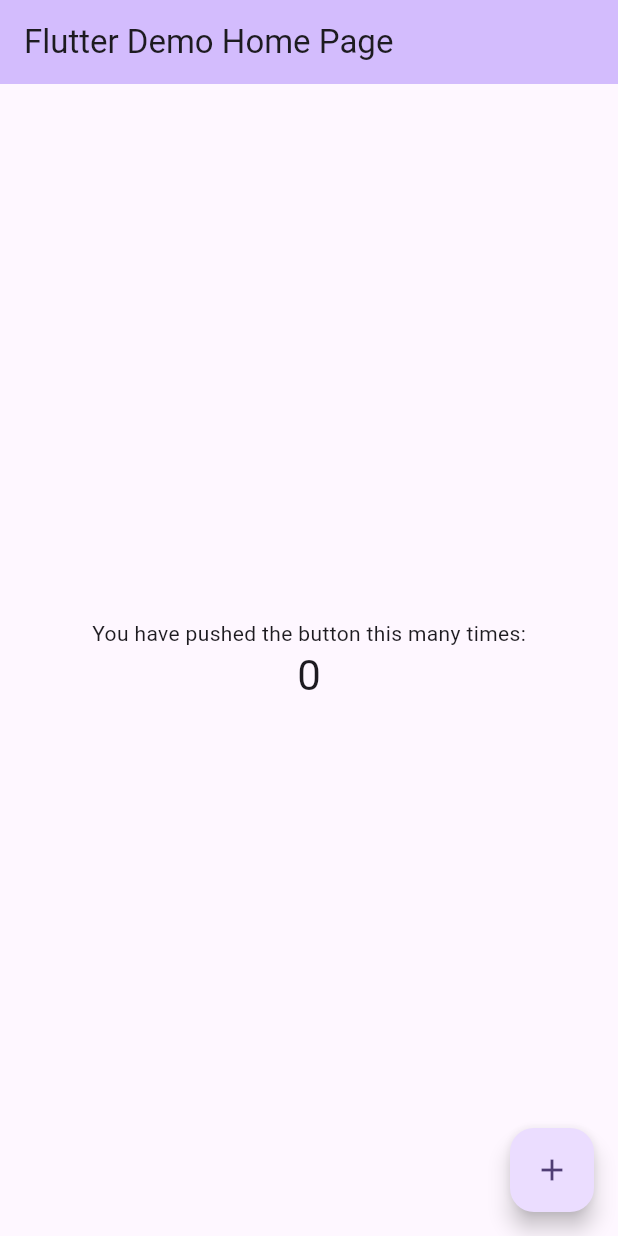
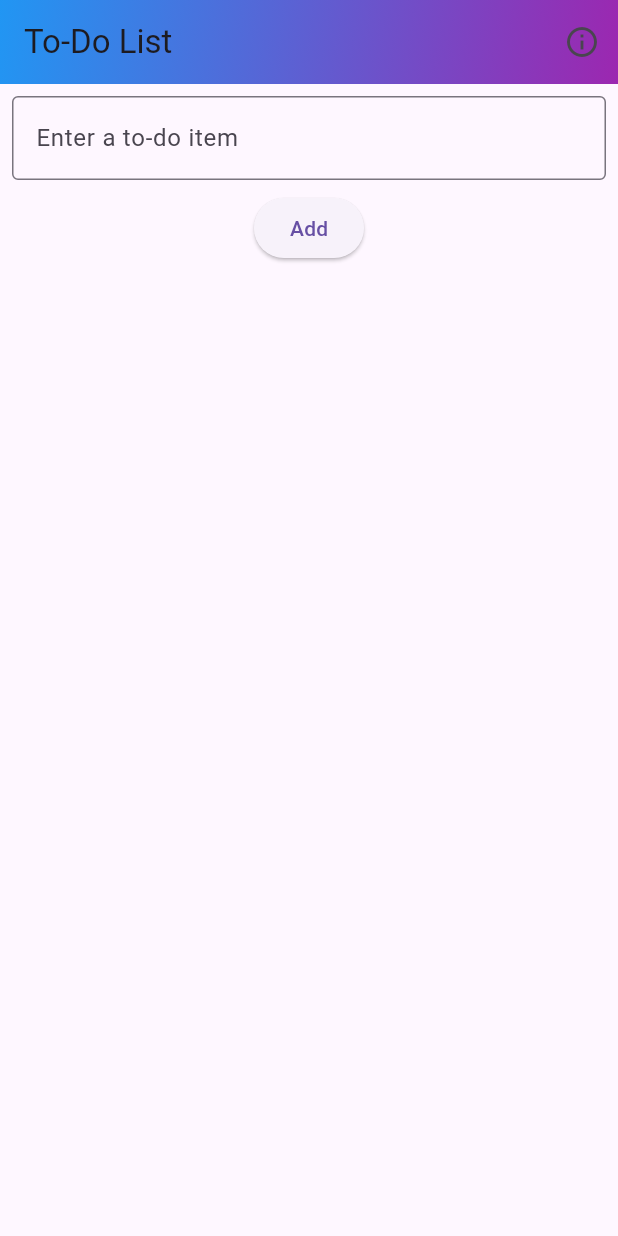
Before and after one commit to gmandroroshe/Flutter-apps, a Flutter app: the screen it shows after launch, on a phone screen of 412 x 824 dp. Run offline on Flutter 3.47's test engine with Material 3 defaults, Android fonts, the light colour scheme and no system bars; our stand-ins replace shared_preferences; missing offline and left inert: flutter_pdfview.

Commit message:
Add a appbar, textbox and addbuton

```diff
--- a/to_do_app/lib/main.dart
+++ b/to_do_app/lib/main.dart
@@ -1,125 +1,126 @@
 import 'package:flutter/material.dart';
+import 'package:shared_preferences/shared_preferences.dart';
 
 void main() {
   runApp(const MyApp());
 }
 
 class MyApp extends StatelessWidget {
-  const MyApp({super.key});
+  const MyApp({Key? key}) : super(key: key);
 
-  // This widget is the root of your application.
   @override
   Widget build(BuildContext context) {
     return MaterialApp(
-      title: 'Flutter Demo',
+      title: 'To-Do App',
       theme: ThemeData(
-        // This is the theme of your application.
-        //
-        // TRY THIS: Try running your application with "flutter run". You'll see
-        // the application has a purple toolbar. Then, without quitting the app,
-        // try changing the seedColor in the colorScheme below to Colors.green
-        // and then invoke "hot reload" (save your changes or press the "hot
-        // reload" button in a Flutter-supported IDE, or press "r" if you used
-        // the command line to start the app).
-        //
-        // Notice that the counter didn't reset back to zero; the application
-        // state is not lost during the reload. To reset the state, use hot
-        // restart instead.
-        //
-        // This works for code too, not just values: Most code changes can be
-        // tested with just a hot reload.
-        colorScheme: ColorScheme.fromSeed(seedColor: Colors.deepPurple),
-        useMaterial3: true,
+        primarySwatch: Colors.blue,
       ),
-      home: const MyHomePage(title: 'Flutter Demo Home Page'),
+      home: const TodoListScreen(),
     );
   }
 }
 
-class MyHomePage extends StatefulWidget {
-  const MyHomePage({super.key, required this.title});
-
-  // This widget is the home page of your application. It is stateful, meaning
-  // that it has a State object (defined below) that contains fields that affect
-  // how it looks.
-
-  // This class is the configuration for the state. It holds the values (in this
-  // case the title) provided by the parent (in this case the App widget) and
-  // used by the build method of the State. Fields in a Widget subclass are
-  // always marked "final".
-
-  final String title;
+class TodoListScreen extends StatefulWidget {
+  const TodoListScreen({Key? key}) : super(key: key);
 
   @override
-  State<MyHomePage> createState() => _MyHomePageState();
+  _TodoListScreenState createState() => _TodoListScreenState();
 }
 
-class _MyHomePageState extends State<MyHomePage> {
-  int _counter = 0;
+class _TodoListScreenState extends State<TodoListScreen> {
+  final TextEditingController _controller = TextEditingController();
+  List<String> _todoList = [];
 
-  void _incrementCounter() {
+  @override
+  void initState() {
+    super.initState();
+    _loadTodoList();
+  }
+
+  Future<void> _loadTodoList() async {
+    final prefs = await SharedPreferences.getInstance();
     setState(() {
-      // This call to setState tells the Flutter framework that something has
-      // changed in this State, which causes it to rerun the build method below
-      // so that the display can reflect the updated values. If we changed
-      // _counter without calling setState(), then the build method would not be
-      // called again, and so nothing would appear to happen.
-      _counter++;
+      _todoList = prefs.getStringList('todoList') ?? [];
+    });
+  }
+
+  Future<void> _saveTodoList() async {
+    final prefs = await SharedPreferences.getInstance();
+    await prefs.setStringList('todoList', _todoList);
+  }
+
+  void _addTodoItem(String item) {
+    if (item.isNotEmpty) {
+      setState(() {
+        _todoList.add(item);
+        _saveTodoList();
+      });
+      _controller.clear();
+    }
+  }
+
+  void _removeTodoItem(int index) {
+    setState(() {
+      _todoList.removeAt(index);
+      _saveTodoList();
     });
   }
 
   @override
   Widget build(BuildContext context) {
-    // This method is rerun every time setState is called, for instance as done
-    // by the _incrementCounter method above.
-    //
-    // The Flutter framework has been optimized to make rerunning build methods
-    // fast, so that you can just rebuild anything that needs updating rather
-    // than having to individually change instances of widgets.
     return Scaffold(
       appBar: AppBar(
-        // TRY THIS: Try changing the color here to a specific color (to
-        // Colors.amber, perhaps?) and trigger a hot reload to see the AppBar
-        // change color while the other colors stay the same.
-        backgroundColor: Theme.of(context).colorScheme.inversePrimary,
-        // Here we take the value from the MyHomePage object that was created by
-        // the App.build method, and use it to set our appbar title.
-        title: Text(widget.title),
+        title: const Text('To-Do List'),
+        flexibleSpace: Container(
+          decoration: const BoxDecoration(
+            gradient: LinearGradient(
+              colors: [Colors.blue, Colors.purple],
+              begin: Alignment.topLeft,
+              end: Alignment.bottomRight,
+            ),
+          ),
+        ),
+        actions: [
+          IconButton(
+            icon: const Icon(Icons.info_outline),
+            onPressed: () {
+              // Add your onPressed code here!
+            },
+          ),
+        ],
       ),
-      body: Center(
-        // Center is a layout widget. It takes a single child and positions it
-        // in the middle of the parent.
-        child: Column(
-          // Column is also a layout widget. It takes a list of children and
-          // arranges them vertically. By default, it sizes itself to fit its
-          // children horizontally, and tries to be as tall as its parent.
-          //
-          // Column has various properties to control how it sizes itself and
-          // how it positions its children. Here we use mainAxisAlignment to
-          // center the children vertically; the main axis here is the vertical
-          // axis because Columns are vertical (the cross axis would be
-          // horizontal).
-          //
-          // TRY THIS: Invoke "debug painting" (choose the "Toggle Debug Paint"
-          // action in the IDE, or press "p" in the console), to see the
-          // wireframe for each widget.
-          mainAxisAlignment: MainAxisAlignment.center,
-          children: <Widget>[
-            const Text(
-              'You have pushed the button this many times:',
+      body: Column(
+        children: [
+          Padding(
+            padding: const EdgeInsets.all(8.0),
+            child: TextField(
+              controller: _controller,
+              decoration: const InputDecoration(
+                labelText: 'Enter a to-do item',
+                border: OutlineInputBorder(),
+              ),
             ),
-            Text(
-              '$_counter',
-              style: Theme.of(context).textTheme.headlineMedium,
+          ),
+          ElevatedButton(
+            onPressed: () => _addTodoItem(_controller.text),
+            child: const Text('Add'),
+          ),
+          Expanded(
+            child: ListView.builder(
+              itemCount: _todoList.length,
+              itemBuilder: (context, index) {
+                return ListTile(
+                  title: Text(_todoList[index]),
+                  trailing: IconButton(
+                    icon: const Icon(Icons.delete),
+                    onPressed: () => _removeTodoItem(index),
+                  ),
+                );
+              },
             ),
-          ],
-        ),
+          ),
+        ],
       ),
-      floatingActionButton: FloatingActionButton(
-        onPressed: _incrementCounter,
-        tooltip: 'Increment',
-        child: const Icon(Icons.add),
-      ), // This trailing comma makes auto-formatting nicer for build methods.
     );
   }
 }
```
Also changed, not shown: to_do_app/pubspec.yaml (+4 -70 lines), to_do_app/pubspec.lock, 1 other file.
